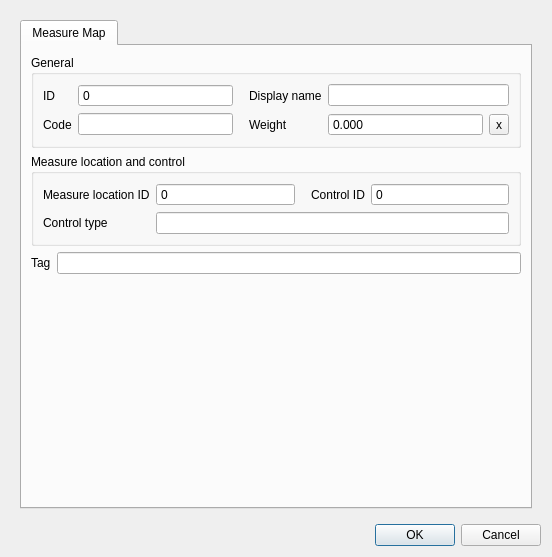
Above: threedi_schematisation_editor/forms/ui/measure_map.ui from nens/threedi-schematisation-editor before the change. Below: the same form after it.
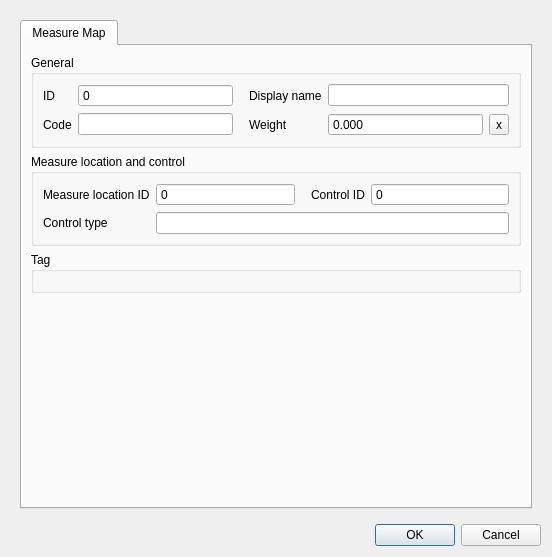
That is the form after the change.

Commit message: Added edit functionality for the tag references.

```diff
--- a/threedi_schematisation_editor/forms/ui/measure_map.ui
+++ b/threedi_schematisation_editor/forms/ui/measure_map.ui
@@ -48,27 +48,6 @@
            <string>Measure Map</string>
           </attribute>
           <layout class="QGridLayout" name="gridLayout_18">
-           <item row="2" column="0">
-            <layout class="QHBoxLayout" name="horizontalLayout_2">
-             <property name="bottomMargin">
-              <number>0</number>
-             </property>
-             <item>
-              <widget class="QLabel" name="label_42">
-               <property name="text">
-                <string>Tag</string>
-               </property>
-              </widget>
-             </item>
-             <item>
-              <widget class="QLineEdit" name="tag_descriptions">
-               <property name="readOnly">
-                <bool>true</bool>
-               </property>
-              </widget>
-             </item>
-            </layout>
-           </item>
            <item row="3" column="0">
             <spacer name="verticalSpacer_3">
              <property name="orientation">
@@ -379,6 +358,24 @@
              </layout>
             </widget>
            </item>
+           <item row="2" column="0">
+            <widget class="QGroupBox" name="grp_tag">
+             <property name="font">
+              <font>
+               <weight>50</weight>
+               <bold>false</bold>
+              </font>
+             </property>
+             <property name="title">
+              <string>Tag</string>
+             </property>
+             <layout class="QGridLayout" name="gridLayout_16">
+              <item row="0" column="0" colspan="2">
+               <layout class="QHBoxLayout" name="tags_layout"/>
+              </item>
+             </layout>
+            </widget>
+           </item>
           </layout>
          </widget>
         </widget>
```
The commit also changes 25 other files.
